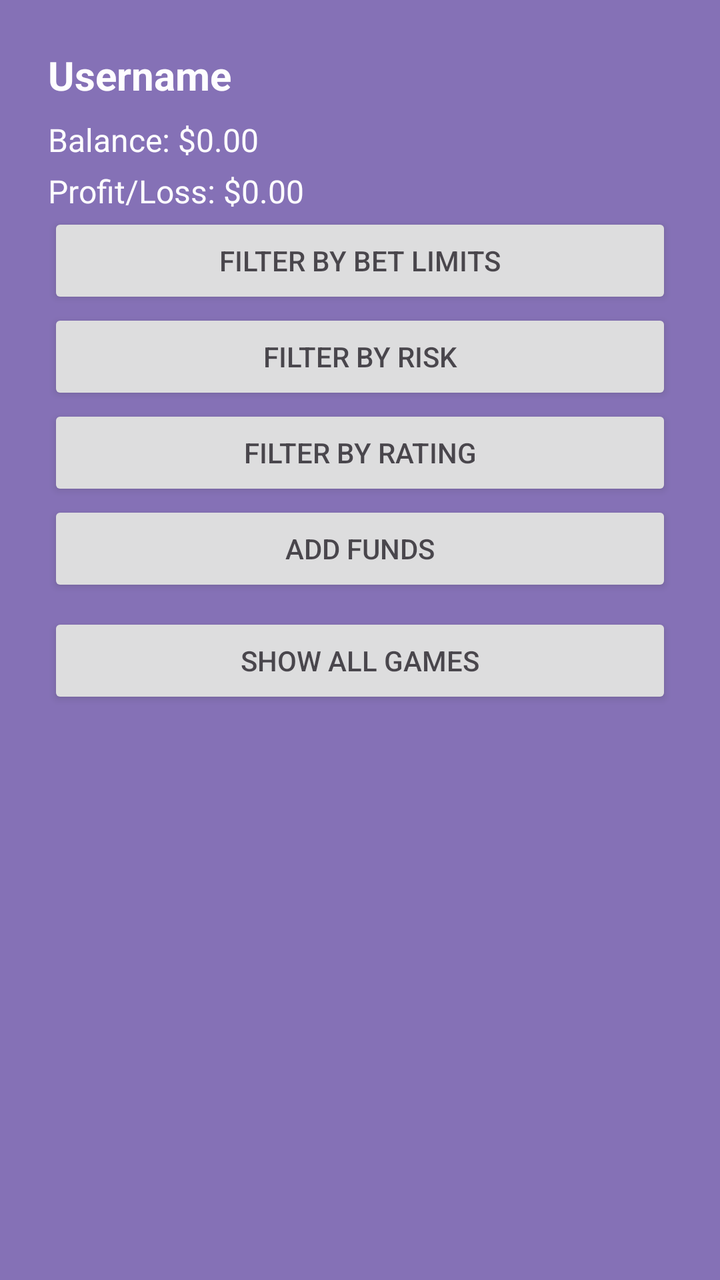
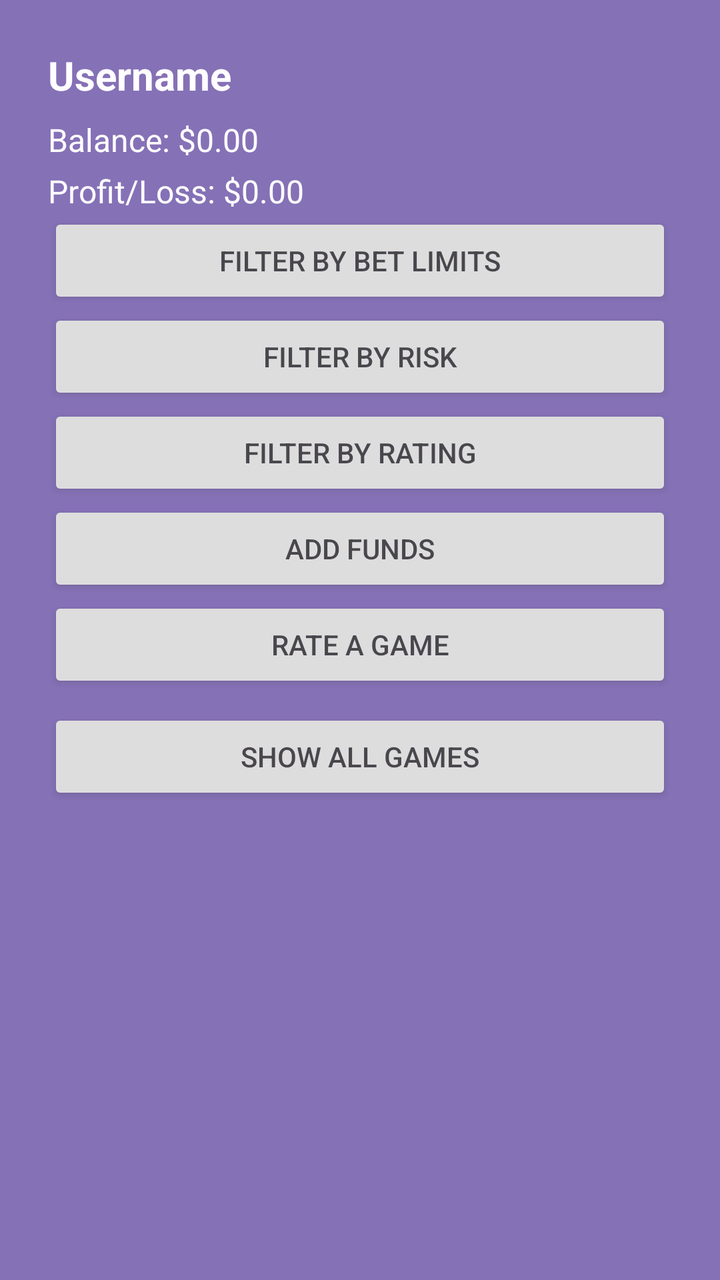

Compare the two renders of this Android layout. The source of the first and the diff that turns it into the second are given below.
<!-- AndroidManifest.xml: application theme Theme.DistributeSystmesFrontEnd -->
<!-- res/layout/nav_header.xml -->
<?xml version="1.0" encoding="utf-8"?>
<LinearLayout xmlns:android="http://schemas.android.com/apk/res/android"
    android:layout_width="match_parent"
    android:layout_height="wrap_content"
    android:alpha="0.8"
    android:background="?attr/colorPrimary"
    android:orientation="vertical"
    android:padding="24dp">

    <TextView
        android:id="@+id/navUsername"
        android:layout_width="wrap_content"
        android:layout_height="wrap_content"
        android:paddingBottom="8dp"
        android:text="Username"
        android:textColor="#FFFFFF"
        android:textSize="20sp"
        android:textStyle="bold" />

    <TextView
        android:id="@+id/navBalance"
        android:layout_width="wrap_content"
        android:layout_height="wrap_content"
        android:paddingBottom="4dp"
        android:text="Balance: $0.00"
        android:textColor="#FFFFFF"
        android:textSize="16sp" />

    <TextView
        android:id="@+id/navProfitLoss"
        android:layout_width="wrap_content"
        android:layout_height="wrap_content"
        android:text="Profit/Loss: $0.00"
        android:textColor="#FFFFFF"
        android:textSize="16sp" />

    <Button
        android:id="@+id/betFilterBtn"
        android:layout_width="match_parent"
        android:layout_height="wrap_content"
        android:text="filter by bet limits" />

    <Button
        android:id="@+id/riskFilterBtn"
        android:layout_width="match_parent"
        android:layout_height="wrap_content"
        android:text="filter by risk" />

    <Button
        android:id="@+id/ratingFilterBtn"
        android:layout_width="match_parent"
        android:layout_height="wrap_content"
        android:text="filter by rating" />

    <Button
        android:id="@+id/addFundsBtn"
        android:layout_width="match_parent"
        android:layout_height="wrap_content"
        android:text="add funds" />

    <Button
        android:id="@+id/resetFiltersBtn"
        android:layout_width="match_parent"
        android:layout_height="wrap_content"
        android:text="Show All Games"
        android:layout_marginTop="8dp" />

</LinearLayout>
<!-- resources referenced by this layout -->
<resources>
  <style name="Theme.DistributeSystmesFrontEnd" parent="Base.Theme.DistributeSystmesFrontEnd" />
  <style name="Base.Theme.DistributeSystmesFrontEnd" parent="Theme.Material3.DayNight.NoActionBar">
          
          
      </style>
</resources>

<!-- the commit's change to res/layout/nav_header.xml (unified diff, before → after) -->
@@ -38,25 +38,31 @@
         android:id="@+id/betFilterBtn"
         android:layout_width="match_parent"
         android:layout_height="wrap_content"
-        android:text="filter by bet limits" />
+        android:text="Filter by Bet Limits" />
 
     <Button
         android:id="@+id/riskFilterBtn"
         android:layout_width="match_parent"
         android:layout_height="wrap_content"
-        android:text="filter by risk" />
+        android:text="Filter by Risk" />
 
     <Button
         android:id="@+id/ratingFilterBtn"
         android:layout_width="match_parent"
         android:layout_height="wrap_content"
-        android:text="filter by rating" />
+        android:text="Filter by Rating" />
 
     <Button
         android:id="@+id/addFundsBtn"
         android:layout_width="match_parent"
         android:layout_height="wrap_content"
-        android:text="add funds" />
+        android:text="Add funds" />
+
+    <Button
+        android:id="@+id/rateGameBtn"
+        android:layout_width="match_parent"
+        android:layout_height="wrap_content"
+        android:text="Rate a Game" />
 
     <Button
         android:id="@+id/resetFiltersBtn"
